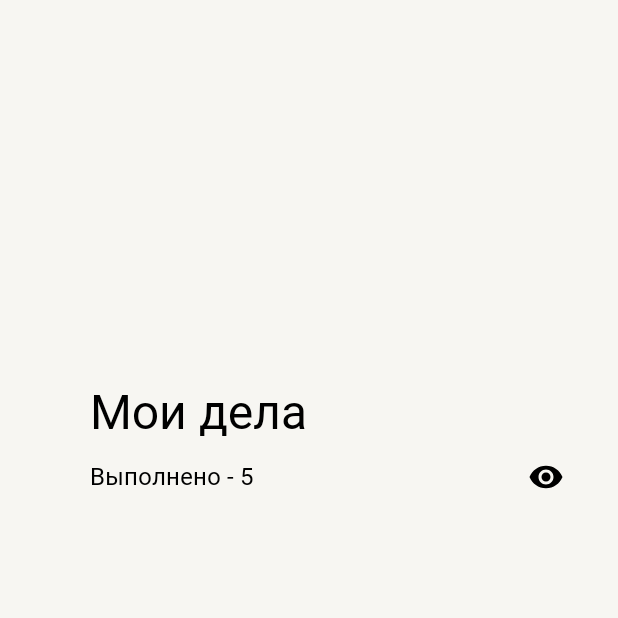
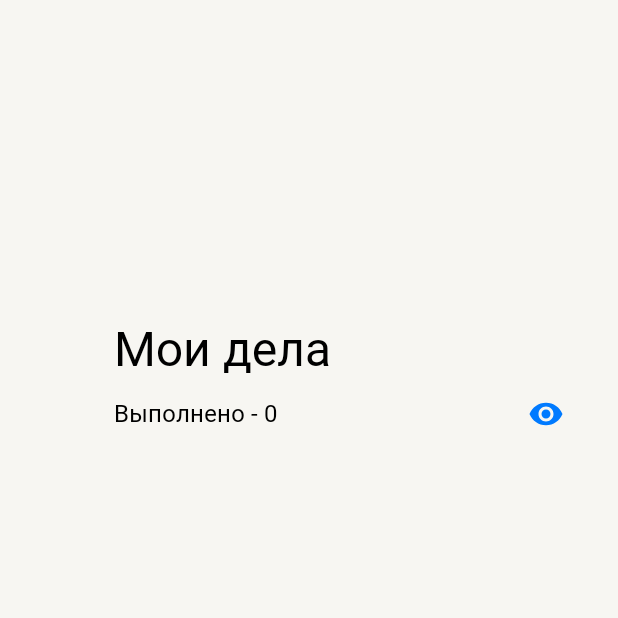
Before and after one commit to donik1998/yandex_school_2024, an Android app built with Jetpack Compose: the screen it shows after launch (MainActivity), on a phone screen of 412 x 824 dp, the top half of it. Run offline under Robolectric (Android 15) with nearby library versions, the phone set to English and light mode, and no system bars; 2 statements that could not run were skipped.

Commit message:
doing some UI

```diff
--- a/app/src/main/java/com/yandex/school/todoapp/MainActivity.kt
+++ b/app/src/main/java/com/yandex/school/todoapp/MainActivity.kt
@@ -4,71 +4,126 @@ import android.os.Bundle
 import androidx.activity.ComponentActivity
 import androidx.activity.compose.setContent
 import androidx.activity.enableEdgeToEdge
-import androidx.compose.foundation.layout.Column
-import androidx.compose.foundation.layout.PaddingValues
+import androidx.activity.viewModels
+import androidx.compose.foundation.background
+import androidx.compose.foundation.layout.Box
+import androidx.compose.foundation.layout.WindowInsets
 import androidx.compose.foundation.layout.fillMaxSize
-import androidx.compose.foundation.layout.padding
+import androidx.compose.foundation.layout.windowInsetsPadding
 import androidx.compose.foundation.lazy.LazyColumn
-import androidx.compose.material3.MaterialTheme
+import androidx.compose.foundation.shape.RoundedCornerShape
+import androidx.compose.material3.ExperimentalMaterial3Api
+import androidx.compose.material3.LargeTopAppBar
 import androidx.compose.material3.Scaffold
 import androidx.compose.material3.Surface
-import androidx.compose.material3.Text
+import androidx.compose.material3.TopAppBarColors
+import androidx.compose.material3.TopAppBarDefaults
+import androidx.compose.material3.rememberTopAppBarState
 import androidx.compose.runtime.Composable
+import androidx.compose.runtime.MutableState
+import androidx.compose.runtime.collectAsState
+import androidx.compose.runtime.mutableIntStateOf
+import androidx.compose.runtime.mutableStateOf
+import androidx.compose.runtime.remember
 import androidx.compose.ui.Modifier
+import androidx.compose.ui.draw.clip
 import androidx.compose.ui.graphics.Color
-import androidx.compose.ui.text.TextStyle
-import androidx.compose.ui.text.font.FontFamily
-import androidx.compose.ui.text.font.FontFamily.Companion.Default
-import androidx.compose.ui.text.font.FontFamily.Companion.Monospace
-import androidx.compose.ui.text.font.FontFamily.Companion.Serif
-import androidx.compose.ui.tooling.preview.Preview
+import androidx.compose.ui.input.nestedscroll.nestedScroll
 import androidx.compose.ui.unit.dp
-import androidx.compose.ui.unit.sp
-import com.yandex.school.todoapp.ui.elements.MainPageHeaderBlock
+import com.yandex.school.todoapp.ui.elements.MainPageLargeHeaderBlock
+import com.yandex.school.todoapp.ui.elements.MainPageSmallHeaderBlock
+import com.yandex.school.todoapp.ui.elements.TaskItem
 import com.yandex.school.todoapp.ui.theme.TodoAppTheme
+import com.yandex.school.todoapp.ui.view_models.TasksViewModel
 
+@OptIn(ExperimentalMaterial3Api::class)
 class MainActivity : ComponentActivity() {
+
     override fun onCreate(savedInstanceState: Bundle?) {
         super.onCreate(savedInstanceState)
+
+
         enableEdgeToEdge()
         setContent {
             TodoAppTheme {
-                Surface(color = Color(color = 0xffF7F6F2) ) { Scaffold(
-                    modifier = Modifier
-                        .fillMaxSize(),
-                    containerColor = Color(
-                        color = 0xfff7f6f2,
-                    ),
-                ) { padding ->
-                    TodoAppMainScreen(margin = padding)
-                } }
-        }
+                TodoAppMainScreen()
+            }
     }
 }
 
 @Composable
-fun TodoAppMainScreen(margin: PaddingValues){
-    LazyColumn  {
-        item {
-            MainPageHeaderBlock(title="Мои дела", doneTasksCount = 5, visibility = true)
+fun TodoAppMainScreen(){
 
+    val doneTasksCount: MutableState<Int> = remember{ mutableIntStateOf(0) }
+    val visibility: MutableState<Boolean> = remember{ mutableStateOf(true) }
+    val scrollBehavior = TopAppBarDefaults.exitUntilCollapsedScrollBehavior(rememberTopAppBarState())
+    val hasCollapsed =scrollBehavior.state.collapsedFraction>=0.8f
+    val viewModel: TasksViewModel by viewModels()
+
+    Surface(color = Color(color = 0xffF7F6F2) ) { Scaffold(
+        modifier = Modifier
+            .fillMaxSize()
+            .nestedScroll(scrollBehavior.nestedScrollConnection),
+        containerColor = Color(
+            color = 0xfff7f6f2,
+        ),
+        topBar = {
+    LargeTopAppBar(
+        colors = TopAppBarColors(
+            containerColor = Color(color = 0xffF7F6F2),
+            scrolledContainerColor = Color(color = 0xffF7F6F2),
+            navigationIconContentColor = Color(color = 0xff000000),
+            titleContentColor = Color(color = 0xff000000),
+            actionIconContentColor = Color(color = 0xff000000),
+        ),
+        windowInsets = WindowInsets(
+            top = if(hasCollapsed) 24.dp else 128.dp.times(1- scrollBehavior.state.collapsedFraction),
+            bottom = 0.dp,
+            left = 0.dp,
+            right = 0.dp
+        ),
+        title = {
+            if(hasCollapsed)
+                MainPageSmallHeaderBlock(
+                title = "Мои дела",
+                visibility = visibility.value,
+                onVisibilityChange = { visibility.value = it }
+            )
+
+            if(!hasCollapsed)
+                MainPageLargeHeaderBlock(
+                title = "Мои дела",
+                hideDoneTasks = hasCollapsed,
+                doneTasksCount = doneTasksCount.value,
+                visibility = visibility.value,
+                onVisibilityChange = { visibility.value = it }
+            )
+        },
+        scrollBehavior = scrollBehavior,
+    )
+        },
+    ) { paddingValues->
+        Box(
+            modifier = Modifier
+
+                .windowInsetsPadding(
+                    WindowInsets(top=0.dp,
+                    bottom=0.dp,
+                    left=8.dp,
+                    right=8.dp,)
+                ).clip(RoundedCornerShape(8.dp))
+        ) {
+            LazyColumn(
+                contentPadding = paddingValues,
+                modifier = Modifier
+                    .clip(RoundedCornerShape(8.dp))
+                    .background(Color(color = 0xffffffff))
+            ) {
+                items(viewModel.loadedTasks.value.size) { index ->
+                    TaskItem(taskName = viewModel.loadedTasks.collectAsState().value.get(index).text)
+                }
+            }
         }
-    }
+    } }
 
 }}
-
-@Composable
-fun Greeting(name: String, modifier: Modifier = Modifier) {
-    Text(
-        text = "Hello $name!",
-        modifier = modifier
-    )
-}
-
-@Preview(showBackground = true)
-@Composable
-fun GreetingPreview() {
-    TodoAppTheme {
-        Greeting("Android")
-    }
-}
--- a/app/src/main/java/com/yandex/school/todoapp/ui/elements/MainHeaderBlock.kt
+++ b/app/src/main/java/com/yandex/school/todoapp/ui/elements/MainHeaderBlock.kt
@@ -7,6 +7,7 @@ import androidx.compose.foundation.layout.fillMaxWidth
 import androidx.compose.foundation.layout.padding
 import androidx.compose.material.icons.Icons
 import androidx.compose.material.icons.filled.Visibility
+import androidx.compose.material.icons.filled.VisibilityOff
 import androidx.compose.material3.Icon
 import androidx.compose.material3.IconButton
 import androidx.compose.material3.Text
@@ -20,33 +21,52 @@ import androidx.compose.ui.unit.sp
 import com.yandex.school.todoapp.ui.theme.MyFonts
 
 @Composable
-fun  MainPageHeaderBlock(title: String, doneTasksCount: Int, visibility: Boolean) {
+fun  MainPageLargeHeaderBlock(
+    title: String,
+    doneTasksCount: Int,
+    visibility: Boolean,
+    onVisibilityChange: (Boolean) -> Unit,
+    hideDoneTasks: Boolean,
+) {
     Column {
-        Text(text = "Мои дела", style = TextStyle(
+        Text(text = title, style = TextStyle(
             fontSize = 32.sp,
             color = Color.Black,
             fontFamily = MyFonts,
-        ), modifier = Modifier.padding(top = 256.dp, start = 60.dp))
+        ), modifier = Modifier.padding( start = 60.dp))
 
         Row(
             horizontalArrangement = Arrangement.SpaceBetween,
             verticalAlignment = Alignment.CenterVertically,
             modifier = Modifier.fillMaxWidth().padding(end = 24.dp)
         ) {
-            Text(
-                text = "Выполнено - $doneTasksCount", style = TextStyle(
-                    fontSize = 16.sp,
-                    color = Color.Black,
-                    fontFamily = MyFonts,
-                ), modifier = Modifier.padding(start = 60.dp)
+
+                Text(
+                text = if(!hideDoneTasks) "Выполнено - $doneTasksCount" else "", style = TextStyle(
+                        fontSize = 16.sp,
+                        color = Color.Black,
+                        fontFamily = MyFonts
+                    ), modifier = Modifier.padding(start = 60.dp),
             )
-            if(visibility)  {
+
                 IconButton(onClick = {
-                    println("visibility")
+                    onVisibilityChange(!visibility)
                 }) {
-                    Icon(Icons.Default.Visibility, contentDescription = "Visibility")
+                    if(visibility) {
+                        Icon(
+                            Icons.Default.Visibility,
+                            contentDescription = "Visibility",
+                            tint = Color(color = 0xff007AFF),
+                        )
+                    } else {
+                        Icon(
+                            Icons.Default.VisibilityOff,
+                            contentDescription = "Visibility",
+                            tint = Color(color = 0xff007AFF),
+                        )
+                    }
                 }
-            }
+
         }
     }
 }
```
Also changed, not shown: app/src/main/java/com/yandex/school/todoapp/domain/repository/TodoItemsRepository.kt (+47 -11 lines), app/src/main/java/com/yandex/school/todoapp/ui/elements/MainPageSmallHeaderBlock.kt (added, +56 -0 lines), app/src/main/java/com/yandex/school/todoapp/ui/elements/TaskItem.kt (+8 -2 lines), app/src/main/java/com/yandex/school/todoapp/ui/elements/TasksListBlock.kt (added, +22 -0 lines).
